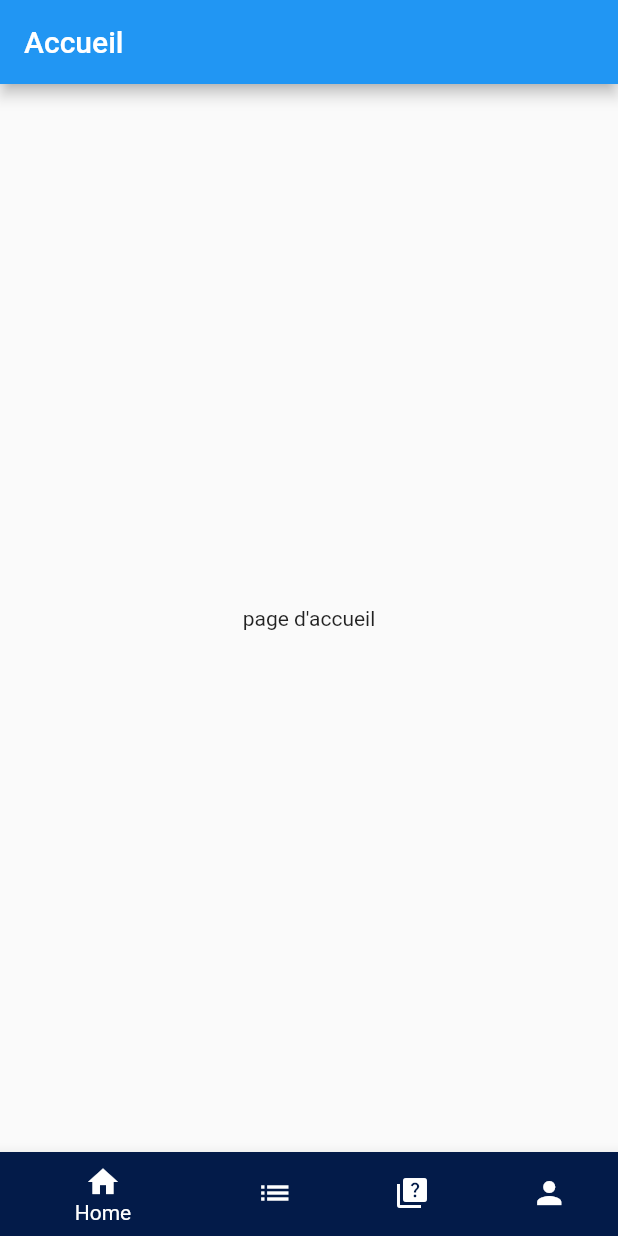
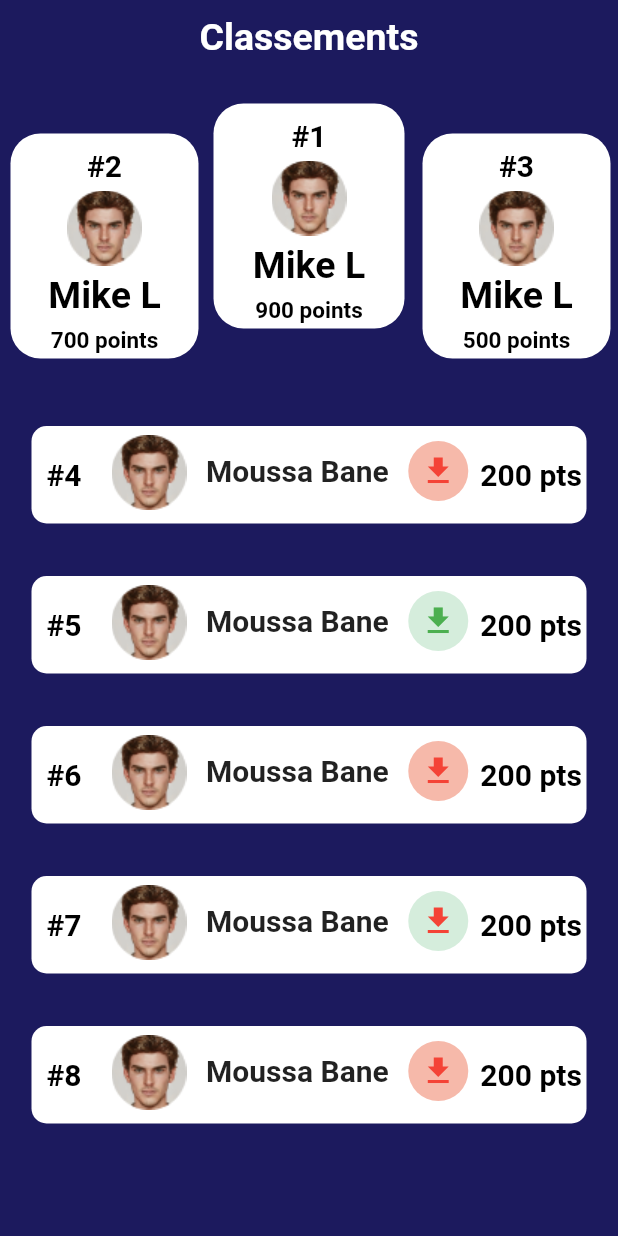
Before and after one commit to ibrahim10sy/QuizAppFlutter, a Flutter app: the screen it shows after launch, on a phone screen of 412 x 824 dp. Run offline on Flutter 3.47's test engine with Material 2 defaults, Android fonts, the phone set to English and light mode, and no system bars.

Commit message:
success classement

```diff
--- a/lib/main.dart
+++ b/lib/main.dart
@@ -1,5 +1,6 @@
 import 'package:flutter/material.dart';import 'package:flutter/material.dart';
 import 'package:quiz_app/nav.dart';
+import 'package:quiz_app/pages/classement.dart';
 
 
 void main(){
@@ -11,7 +12,7 @@ class Myapp extends StatelessWidget {
   Widget build(BuildContext context) {
     return MaterialApp(
       title: 'Quiz Master',
-      home: Nav() ,
+      home: Classement() ,
     );
   }
 }
--- /dev/null
+++ b/lib/pages/classement.dart
@@ -0,0 +1,504 @@
+
+import 'package:flutter/material.dart';
+
+class Classement extends StatefulWidget {
+  const Classement({super.key});
+
+  @override
+  State<Classement> createState() => _ClassementState();
+}
+
+class _ClassementState extends State<Classement> {
+  @override
+  Widget build(BuildContext context) {
+    var numQues =  [1, 2, 3, 4, 5];
+    var results = [5,10,30,-8,20];
+    Color myColor = Color(0xFF1C1A5E);
+    return Scaffold(
+      backgroundColor: (myColor),
+
+      body: SafeArea(
+        child:  SingleChildScrollView(
+          child: Column(
+            children: [
+              Center(
+                child: Padding(
+                  padding: const EdgeInsets.symmetric(vertical: 10),
+                  child: Text(
+                    "Classements",
+                    style: TextStyle(
+                        color: Colors.white,
+                        fontWeight: FontWeight.bold,
+                        fontSize: 25),
+                  ),
+                ),
+              ),
+
+
+
+              Row(
+                children: [
+                  SizedBox(height: 20,),
+                  // ListView(
+                  //   scrollDirection: Axis.horizontal,
+                  //   ),
+                  Expanded(
+                    child: Container(
+                        margin: EdgeInsets.fromLTRB(7,40,5,0),
+                      height: 150,
+                      decoration: BoxDecoration(
+                          borderRadius: BorderRadius.circular(20), color: Colors.white),
+                      child: Column(
+
+                        children: [
+
+                          Expanded(
+
+                              flex: 5,
+                              child: Container(
+
+                                //color: Colors.red,
+                               // child: Image(image: AssetImage("assetName")),
+                                child:
+                                Column(
+                                   children: [
+                                    SizedBox(height: 10,),
+                                    Center(child: Text('#2', style: TextStyle(fontSize: 20, fontWeight: FontWeight.bold, color: Colors.black,),),),
+                                    Center(
+                                     child:
+                                 Image.asset("assets/image/image 19.png", height: 60, width: 70,),
+                                    ),
+                                    Center(child: Text('Mike L', style: TextStyle(fontSize: 25, fontWeight: FontWeight.bold, color: Colors.black,),),),
+                                    SizedBox(height: 7,),
+                                    Center(child:
+                                     Text('700 points', style: TextStyle(fontSize: 15, fontWeight: FontWeight.bold, color: Colors.black,),),),
+
+                                   ],
+
+                                ),
+                              ),
+                              ),
+
+                        ],
+                      ),
+                    ),
+                  ),
+
+                  Expanded(
+
+                    child: Container(
+                        margin: EdgeInsets.fromLTRB(5,0,5,0),
+
+                      height: 150,
+
+                      decoration: BoxDecoration(
+                          borderRadius: BorderRadius.circular(20), color: Colors.white),
+                      child:
+
+                       Column(
+
+
+                        children: [
+
+                          Expanded(
+
+                              flex: 5,
+                              child: Container(
+
+                                //color: Colors.red,
+                               // child: Image(image: AssetImage("assetName")),
+                                child:
+                                Column(
+                                   children: [
+                                    SizedBox(height: 10,),
+                                    Center(child: Text('#1', style: TextStyle(fontSize: 20, fontWeight: FontWeight.bold, color: Colors.black,),),),
+                                    Center(
+                                     child:
+                                 Image.asset("assets/image/image 19.png", height: 60, width: 70,),
+                                    ),
+                                    Center(child: Text('Mike L', style: TextStyle(fontSize: 25, fontWeight: FontWeight.bold, color: Colors.black,),),),
+                                    SizedBox(height: 7,),
+                                    Center(child:
+                                     Text('900 points', style: TextStyle(fontSize: 15, fontWeight: FontWeight.bold, color: Colors.black,),),),
+
+                                   ],
+
+                                ),
+                              ),
+                              ),
+
+                        ],
+                      ),
+                    ),
+                  ),
+                  Expanded(
+
+                    child: Container(
+
+                        margin: EdgeInsets.fromLTRB(7,40,5,0),
+                      height: 150,
+                      decoration: BoxDecoration(
+                          borderRadius: BorderRadius.circular(20), color: Colors.white),
+                      child: Column(
+
+                        children: [
+
+                          Expanded(
+
+                              flex: 5,
+                              child: Container(
+
+                                //color: Colors.red,
+                               // child: Image(image: AssetImage("assetName")),
+                                child:
+                                Column(
+                                   children: [
+                                    SizedBox(height: 10,),
+                                    Center(child: Text('#3', style: TextStyle(fontSize: 20, fontWeight: FontWeight.bold, color: Colors.black,),),),
+                                    Center(
+                                     child:
+                                 Image.asset("assets/image/image 19.png", height: 60, width: 70,),
+                                    ),
+                                    Center(child: Text('Mike L', style: TextStyle(fontSize: 25, fontWeight: FontWeight.bold, color: Colors.black,),),),
+                                    SizedBox(height: 7,),
+                                    Center(child:
+                                     Text('500 points', style: TextStyle(fontSize: 15, fontWeight: FontWeight.bold, color: Colors.black,),),),
+
+                                   ],
+
+                                ),
+                              ),
+                          ),
+                        ],
+                      ),
+                    ),
+                  ),
+
+                  ///////////////
+                  ///
+
+                   ],
+              ),
+
+
+    // bas
+              Column(
+
+              children: [
+                const  SizedBox(height: 15,),
+             Padding(padding: EdgeInsets.all(10),),
+
+                const SizedBox(height: 10,),
+                // question 1
+               Container(
+                 decoration: BoxDecoration(
+                color: Colors.white,
+                  borderRadius: BorderRadius.circular(10),
+
+                  ),
+                    height: 65,
+                    width: 370,
+                 child: Row(
+                  mainAxisAlignment: MainAxisAlignment.spaceBetween,
+                  children: <Widget> [
+                    //Question 1
+                   const Padding(padding:EdgeInsets.only(left: 10),),
+                    Text( "#4", style: TextStyle(
+                      color: Colors.black, fontSize: 20, fontWeight: FontWeight.bold,),),
+
+                        SizedBox(width: 20, ),
+                      Column(children: [
+
+                        Padding(padding: EdgeInsets.only(top: 6),),
+                        Positioned(child:
+                         Image.asset('assets/image/image 19.png'),),
+                      ],),
+                        SizedBox(width: 13, ),
+                      Column(
+                        children: [
+                        Padding(padding: EdgeInsets.only(top: 18),),
+                         Text('Moussa Bane', style: TextStyle(fontSize: 20, fontWeight: FontWeight.bold),)
+                        ],
+                      ),
+                        SizedBox(width: 13,),
+                      Column(
+
+                        children: [
+                        Padding(padding: EdgeInsets.only(top: 10),),
+                          CircleAvatar(child: Icon(Icons.download, color: Colors.red,),
+                          backgroundColor: Color(0xFFF6B9AA),
+                          )
+                        ],
+                      ),
+                     SizedBox(width: 5,),
+                      Expanded(child: Center(
+
+                        child:
+                    Text("200 pts", style: TextStyle(
+                      color: Colors.black, fontSize: 20, fontWeight: FontWeight.bold,),),
+                      ),),
+                      // fin question 1
+
+                  ],
+                 ),
+               ),
+              ],
+              ),
+              Column(
+
+              children: [
+                const  SizedBox(height: 15,),
+             Padding(padding: EdgeInsets.all(10),),
+
+                // question 1
+               Container(
+                 decoration: BoxDecoration(
+                color: Colors.white,
+                  borderRadius: BorderRadius.circular(10),
+
+                  ),
+                    height: 65,
+                    width: 370,
+                 child: Row(
+                  mainAxisAlignment: MainAxisAlignment.spaceBetween,
+                  children: <Widget> [
+                    //Question 1
+                   const Padding(padding:EdgeInsets.only(left: 10),),
+                    Text( "#5", style: TextStyle(
+                      color: Colors.black, fontSize: 20, fontWeight: FontWeight.bold,),),
+
+                        SizedBox(width: 20, ),
+                      Column(children: [
+
+                        Padding(padding: EdgeInsets.only(top: 6),),
+                        Positioned(child:
+                         Image.asset('assets/image/image 19.png'),),
+                      ],),
+                        SizedBox(width: 13, ),
+                      Column(
+                        children: [
+                        Padding(padding: EdgeInsets.only(top: 18),),
+                         Text('Moussa Bane', style: TextStyle(fontSize: 20, fontWeight: FontWeight.bold),)
+                        ],
+                      ),
+                        SizedBox(width: 13,),
+                      Column(
+
+                        children: [
+                        Padding(padding: EdgeInsets.only(top: 10),),
+                          CircleAvatar(child: Icon(Icons.download, color: Colors.green,),
+                          backgroundColor: Color(0xFFD5EDDC),
+                          )
+                        ],
+                      ),
+                     SizedBox(width: 5,),
+                      Expanded(child: Center(
+
+                        child:
+                    Text("200 pts", style: TextStyle(
+                      color: Colors.black, fontSize: 20, fontWeight: FontWeight.bold,),),
+                      ),),
+                      // fin question 1
+
+                  ],
+                 ),
+               ),
+              ],
+              ),
+              Column(
+
+              children: [
+                const  SizedBox(height: 15,),
+             Padding(padding: EdgeInsets.all(10),),
+
+                // question 1
+               Container(
+                 decoration: BoxDecoration(
+                color: Colors.white,
+                  borderRadius: BorderRadius.circular(10),
+
+                  ),
+                    height: 65,
+                    width: 370,
+                 child: Row(
+                  mainAxisAlignment: MainAxisAlignment.spaceBetween,
+                  children: <Widget> [
+                    //Question 1
+                   const Padding(padding:EdgeInsets.only(left: 10),),
+                    Text( "#6", style: TextStyle(
+                      color: Colors.black, fontSize: 20, fontWeight: FontWeight.bold,),),
+
+                        SizedBox(width: 20, ),
+                      Column(children: [
+
+                        Padding(padding: EdgeInsets.only(top: 6),),
+                        Positioned(child:
+                         Image.asset('assets/image/image 19.png'),),
+                      ],),
+                        SizedBox(width: 13, ),
+                      Column(
+                        children: [
+                        Padding(padding: EdgeInsets.only(top: 18),),
+                         Text('Moussa Bane', style: TextStyle(fontSize: 20, fontWeight: FontWeight.bold),)
+                        ],
+                      ),
+                        SizedBox(width: 13,),
+                      Column(
+
+                        children: [
+                        Padding(padding: EdgeInsets.only(top: 10),),
+                          CircleAvatar(child: Icon(Icons.download, color: Colors.red,),
+                          backgroundColor: Color(0xFFF6B9AA),
+                          )
+                        ],
+                      ),
+                     SizedBox(width: 5,),
+                      Expanded(child: Center(
+
+                        child:
+                    Text("200 pts", style: TextStyle(
+                      color: Colors.black, fontSize: 20, fontWeight: FontWeight.bold,),),
+                      ),),
+                      // fin question 1
+
+                  ],
+                 ),
+               ),
+              ],
+              ),
+              Column(
+
+              children: [
+                const  SizedBox(height: 15,),
+             Padding(padding: EdgeInsets.all(10),),
+
+                // question 1
+               Container(
+                 decoration: BoxDecoration(
+                color: Colors.white,
+                  borderRadius: BorderRadius.circular(10),
+
+                  ),
+                    height: 65,
+                    width: 370,
+                 child: Row(
+                  mainAxisAlignment: MainAxisAlignment.spaceBetween,
+                  children: <Widget> [
+                    //Question 1
+                   const Padding(padding:EdgeInsets.only(left: 10),),
+                    Text( "#7", style: TextStyle(
+                      color: Colors.black, fontSize: 20, fontWeight: FontWeight.bold,),),
+
+                        SizedBox(width: 20, ),
+                      Column(children: [
+
+                        Padding(padding: EdgeInsets.only(top: 6),),
+                        Positioned(child:
+                         Image.asset('assets/image/image 19.png'),),
+                      ],),
+                        SizedBox(width: 13, ),
+                      Column(
+                        children: [
+                        Padding(padding: EdgeInsets.only(top: 18),),
+                         Text('Moussa Bane', style: TextStyle(fontSize: 20, fontWeight: FontWeight.bold),)
+                        ],
+                      ),
+                        SizedBox(width: 13,),
+                      Column(
+
+                        children: [
+                        Padding(padding: EdgeInsets.only(top: 10),),
+                          CircleAvatar(child: Icon(Icons.download, color: Colors.red,),
+                          backgroundColor: Color(0xFFD5EDDC),
+                          )
+                        ],
+                      ),
+                     SizedBox(width: 5,),
+                      Expanded(child: Center(
+
+                        child:
+                    Text("200 pts", style: TextStyle(
+                      color: Colors.black, fontSize: 20, fontWeight: FontWeight.bold,),),
+                      ),),
+                      // fin question 1
+
+                  ],
+                 ),
+               ),
+              ],
+              ),
+              Column(
+
+              children: [
+                const  SizedBox(height: 15,),
+             Padding(padding: EdgeInsets.all(10),),
+
+                // question 1
+               Container(
+                 decoration: BoxDecoration(
+                color: Colors.white,
+                  borderRadius: BorderRadius.circular(10),
+
+                  ),
+                    height: 65,
+                    width: 370,
+                 child: Row(
+                  mainAxisAlignment: MainAxisAlignment.spaceBetween,
+                  children: <Widget> [
+                    //Question 1
+                   const Padding(padding:EdgeInsets.only(left: 10),),
+                    Text( "#8", style: TextStyle(
+                      color: Colors.black, fontSize: 20, fontWeight: FontWeight.bold,),),
+
+                        SizedBox(width: 20, ),
+                      Column(children: [
+
+                        Padding(padding: EdgeInsets.only(top: 6),),
+                        Positioned(child:
+                         Image.asset('assets/image/image 19.png'),),
+                      ],),
+                        SizedBox(width: 13, ),
+                      Column(
+                        children: [
+                        Padding(padding: EdgeInsets.only(top: 18),),
+                         Text('Moussa Bane', style: TextStyle(fontSize: 20, fontWeight: FontWeight.bold),)
+                        ],
+                      ),
+                        SizedBox(width: 13,),
+                      Column(
+
+                        children: [
+                        Padding(padding: EdgeInsets.only(top: 10),),
+                          CircleAvatar(child: Icon(Icons.download, color: Colors.red,),
+                          backgroundColor: Color(0xFFF6B9AA),
+                          )
+                        ],
+                      ),
+                     SizedBox(width: 5,),
+                      Expanded(child: Center(
+
+                        child:
+                    Text("200 pts", style: TextStyle(
+                      color: Colors.black, fontSize: 20, fontWeight: FontWeight.bold,),),
+                      ),),
+                      // fin question 1
+
+                  ],
+                 ),
+               ),
+              ],
+              ),
+
+
+
+            ],
+          ),
+
+        ),
+
+
+      ),
+
+    );
+  }
+}
--- a/pubspec.yaml
+++ b/pubspec.yaml
@@ -17,3 +17,8 @@ dev_dependencies:
 
 flutter:
   uses-material-design: true
+
+
+
+  assets:
+    - assets/image/
```
Also changed, not shown: assets/image/image 19.png (added).
